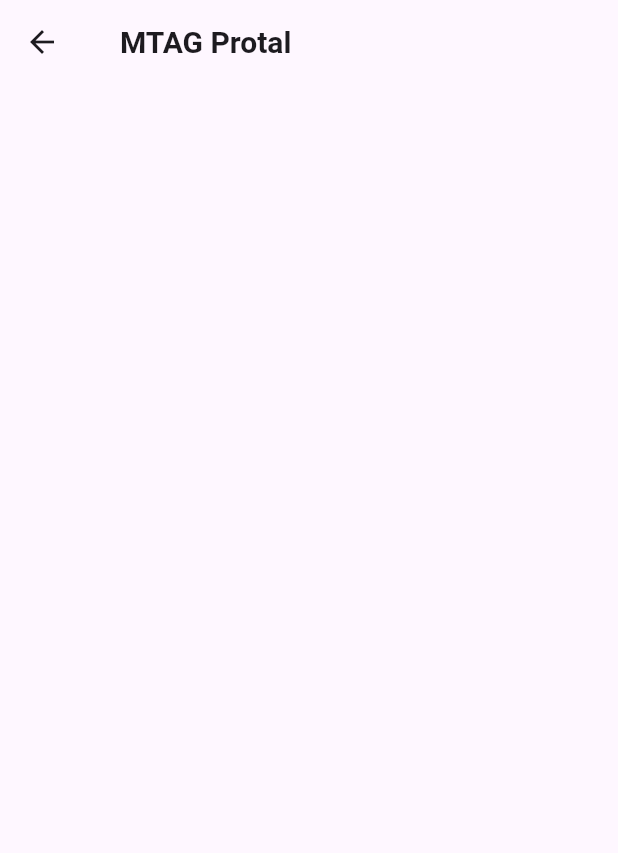
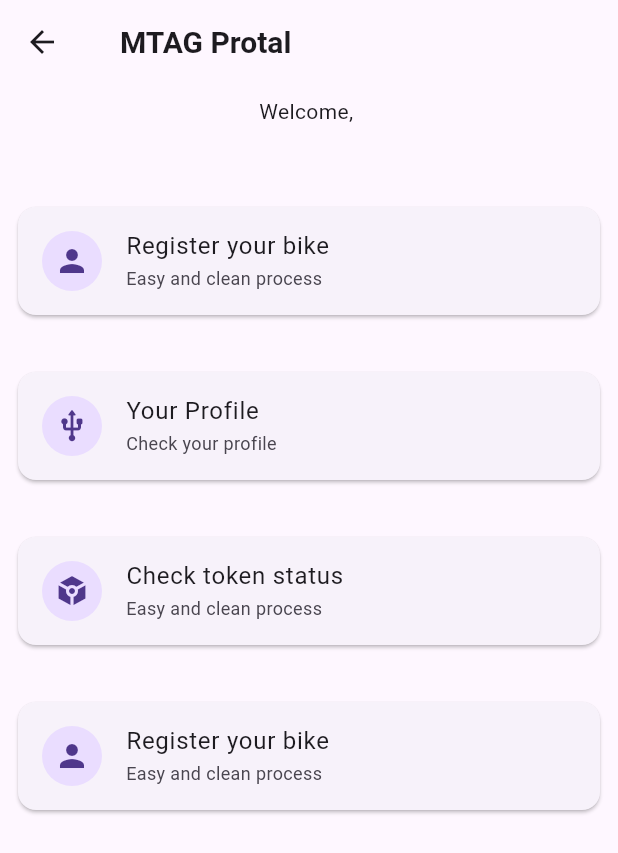
Before and after one commit to hasanat-ahmad/MTAG-Queue-Skipper, a Flutter app: the HomeScreen screen opened by its route, on a phone screen of 412 x 824 dp. Shown: the top 853 px of the screen. Run offline on Flutter 3.47's test engine with Material 3 defaults, Android fonts, the phone set to English and light mode, and no system bars; our stand-ins replace mask_text_input_formatter.

Commit message:
feat: home screen and provider

```diff
--- a/lib/main.dart
+++ b/lib/main.dart
@@ -1,12 +1,13 @@
 import 'package:flutter/material.dart';
-import 'package:mtag_queue_skipper/constants/app_theme.dart';
+import 'package:mtag_queue_skipper/providers/user_provider.dart';
 import 'package:mtag_queue_skipper/screens/home_screen.dart';
 import 'package:mtag_queue_skipper/screens/login_screen.dart';
 import 'package:mtag_queue_skipper/screens/register_screen.dart';
 import 'package:mtag_queue_skipper/screens/splash_screen.dart';
+import 'package:provider/provider.dart';
 
 void main(List<String> args) {
-  runApp(const MyApp());
+  runApp(ChangeNotifierProvider(create: (_) => UserProvider(), child: MyApp()));
 }
 
 class MyApp extends StatelessWidget {
--- /dev/null
+++ b/lib/providers/user_provider.dart
@@ -0,0 +1,10 @@
+import 'package:flutter/material.dart';
+
+class UserProvider with ChangeNotifier{
+  String _name = "";
+  String get name => _name;
+  void setName(String name){
+    _name = name;
+    notifyListeners();
+  }
+}
--- a/lib/screens/home_screen.dart
+++ b/lib/screens/home_screen.dart
@@ -1,23 +1,86 @@
 import 'package:flutter/material.dart';
 import 'package:mtag_queue_skipper/constants/app_colors.dart';
 import 'package:mtag_queue_skipper/constants/app_fonts.dart';
+import 'package:mtag_queue_skipper/providers/user_provider.dart';
+import 'package:provider/provider.dart';
 
 class HomeScreen extends StatelessWidget {
   const HomeScreen({super.key});
 
   @override
   Widget build(BuildContext context) {
+    final userProvider = Provider.of<UserProvider>(context);
     return Scaffold(
       appBar: AppBar(
         title: Padding(
           padding: const EdgeInsets.all(8.0),
-          child: Text("MTAG Protal", style: TextStyle(
-            fontSize: 20,
-            fontWeight: FontWeight.bold,
-            fontFamily: AppFonts.primaryFont,
-          )),
+          child: Text(
+            "MTAG Protal",
+            style: TextStyle(
+              fontSize: 20,
+              fontWeight: FontWeight.bold,
+              fontFamily: AppFonts.primaryFont,
+            ),
+          ),
         ),
-        centerTitle: false,
+      ),
+      body: Padding(
+        padding: const EdgeInsets.all(8.0),
+        child: Column(
+          children: [
+            Text("Welcome, ${userProvider.name}"),
+            SizedBox(height: 50),
+            InkWell(
+              onTap: () {
+
+              },
+              child: Card(
+                child: Column(
+                  children: [
+                    ListTile(leading: CircleAvatar(child: Icon(Icons.person)),
+                    title: Text("Register your bike"),
+                    subtitle: Text("Easy and clean process", style: TextStyle(fontSize: 12))
+                    ),
+                  ],
+                ),
+              ),
+            ),
+            SizedBox(height: 30),
+            Card(
+              child: Column(
+                children: [
+                  ListTile(leading: CircleAvatar(child: Icon(Icons.usb_rounded)),
+                  title: Text("Your Profile"),
+                  subtitle: Text("Check your profile", style: TextStyle(fontSize: 12))
+                  ),
+                ],
+              ),
+            ),
+            SizedBox(height: 30),
+            Card(
+              child: Column(
+                children: [
+                  ListTile(leading: CircleAvatar(child: Icon(Icons.token)),
+                  title: Text("Check token status"),
+                  subtitle: Text("Easy and clean process", style: TextStyle(fontSize: 12))
+                  ),
+                ],
+              ),
+            ),
+            SizedBox(height: 30),
+            Card(
+              child: Column(
+                children: [
+                  ListTile(leading: CircleAvatar(child: Icon(Icons.person)),
+                  title: Text("Register your bike"),
+                  subtitle: Text("Easy and clean process", style: TextStyle(fontSize: 12))
+                  ),
+                ],
+              ),
+            ),
+            SizedBox(height: 50),
+          ],
+        ),
       ),
     );
   }
--- a/lib/screens/login_screen.dart
+++ b/lib/screens/login_screen.dart
@@ -1,6 +1,8 @@
 import 'package:flutter/material.dart';
 import 'package:mtag_queue_skipper/constants/app_fonts.dart';
 import 'package:mtag_queue_skipper/constants/app_colors.dart';
+import 'package:mtag_queue_skipper/providers/user_provider.dart';
+import 'package:provider/provider.dart';
 
 class LoginScreen extends StatefulWidget {
   const LoginScreen({super.key});
@@ -170,7 +172,9 @@ class _LoginScreenState extends State<LoginScreen> {
                 ),
                 const SizedBox(height: 25),
                 TextButton(
-                  onPressed: () => Navigator.pushNamed(context, '/register'),
+                  onPressed: () => {
+                    Navigator.pushNamed(context, '/register')
+                  },
                   child: const Text(
                     "Dont have an account? Register here",
                     style: TextStyle(
```
Also changed, not shown: lib/screens/register_screen.dart (+19 -1 lines).
